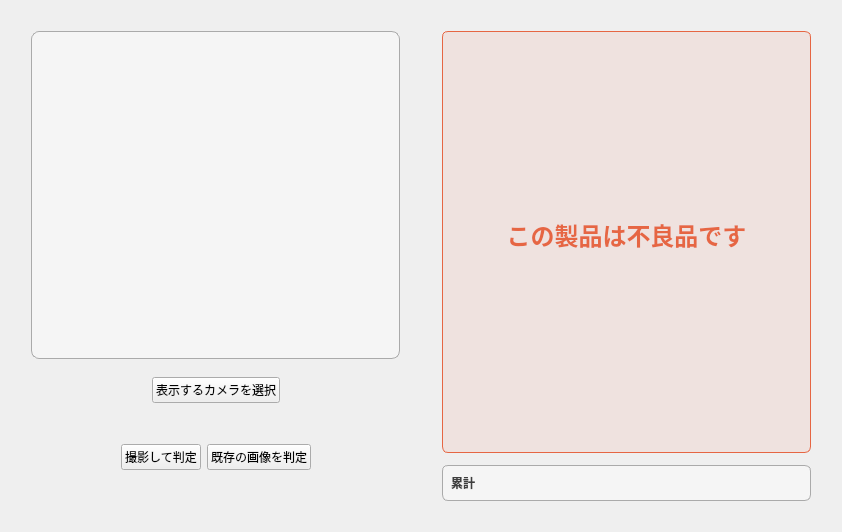
Old version of the form src/main/python/view/ui/inspection.ui in the repository RUTILEA/SDTest.
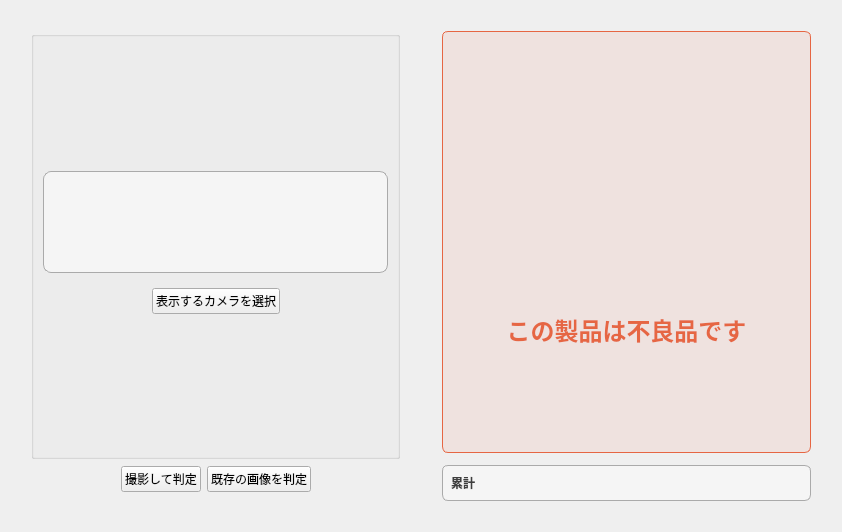
New version of the form. The open tabs and pages were chosen to show the change. Icons and pictures are not drawn. Custom widgets are drawn as their Qt base class.

What changed in the file:
```diff
--- a/src/main/python/view/ui/inspection.ui
+++ b/src/main/python/view/ui/inspection.ui
@@ -56,6 +56,25 @@
      <item>
       <layout class="QVBoxLayout" name="verticalLayout">
        <item>
+        <widget class="QGroupBox" name="groupBox">
+         <property name="title">
+          <string/>
+         </property>
+         <layout class="QVBoxLayout" name="verticalLayout_7">
+          <item>
+           <spacer name="verticalSpacer_7">
+            <property name="orientation">
+             <enum>Qt::Vertical</enum>
+            </property>
+            <property name="sizeHint" stdset="0">
+             <size>
+              <width>20</width>
+              <height>40</height>
+             </size>
+            </property>
+           </spacer>
+          </item>
+          <item>
         <widget class="QCameraViewFinderWithGuide" name="camera_preview" native="true">
          <property name="styleSheet">
           <string notr="true">background-color: #f5f5f5;
@@ -73,13 +92,13 @@
          <property name="minimumSize">
           <size>
            <width>0</width>
-           <height>50</height>
+              <height>0</height>
           </size>
          </property>
          <property name="maximumSize">
           <size>
            <width>16777215</width>
-           <height>50</height>
+              <height>16777215</height>
           </size>
          </property>
          <layout class="QHBoxLayout" name="horizontalLayout_3">
@@ -129,17 +148,33 @@
         </widget>
        </item>
        <item>
+           <spacer name="verticalSpacer_8">
+            <property name="orientation">
+             <enum>Qt::Vertical</enum>
+            </property>
+            <property name="sizeHint" stdset="0">
+             <size>
+              <width>20</width>
+              <height>40</height>
+             </size>
+            </property>
+           </spacer>
+          </item>
+         </layout>
+        </widget>
+       </item>
+       <item>
         <widget class="QWidget" name="horizontalWidget" native="true">
          <property name="minimumSize">
           <size>
            <width>0</width>
-           <height>80</height>
+           <height>0</height>
           </size>
          </property>
          <property name="maximumSize">
           <size>
            <width>16777215</width>
-           <height>80</height>
+           <height>16777215</height>
           </size>
          </property>
          <property name="styleSheet">
@@ -390,7 +425,34 @@
             </spacer>
            </item>
            <item>
+            <layout class="QHBoxLayout" name="horizontalLayout_6">
+             <item>
+              <spacer name="horizontalSpacer">
+               <property name="orientation">
+                <enum>Qt::Horizontal</enum>
+               </property>
+               <property name="sizeHint" stdset="0">
+                <size>
+                 <width>40</width>
+                 <height>20</height>
+                </size>
+               </property>
+              </spacer>
+             </item>
+             <item>
             <widget class="QLabel" name="ng_image">
+               <property name="minimumSize">
+                <size>
+                 <width>140</width>
+                 <height>140</height>
+                </size>
+               </property>
+               <property name="maximumSize">
+                <size>
+                 <width>140</width>
+                 <height>140</height>
+                </size>
+               </property>
              <property name="styleSheet">
               <string notr="true">color: #e66643;
 border: none;
@@ -403,6 +465,34 @@
               <set>Qt::AlignCenter</set>
              </property>
             </widget>
+             </item>
+             <item>
+              <spacer name="horizontalSpacer_8">
+               <property name="orientation">
+                <enum>Qt::Horizontal</enum>
+               </property>
+               <property name="sizeHint" stdset="0">
+                <size>
+                 <width>40</width>
+                 <height>20</height>
+                </size>
+               </property>
+              </spacer>
+             </item>
+            </layout>
+           </item>
+           <item>
+            <spacer name="verticalSpacer_9">
+             <property name="orientation">
+              <enum>Qt::Vertical</enum>
+             </property>
+             <property name="sizeHint" stdset="0">
+              <size>
+               <width>20</width>
+               <height>40</height>
+              </size>
+             </property>
+            </spacer>
            </item>
            <item>
             <widget class="QLabel" name="NG_message_label">
@@ -414,8 +504,7 @@
               </font>
              </property>
              <property name="styleSheet">
-              <string notr="true">margin: 4px 0;
-color: #e66643;
+              <string notr="true">color: #e66643;
 border: none;
 background-color: transparent;</string>
              </property>
@@ -430,7 +519,7 @@
            <item>
             <widget class="QLabel" name="ng_score">
              <property name="styleSheet">
-              <string notr="true">color: #aaaaaa;
+              <string notr="true">color: #777777;
 background-color: #00000000;
 border: none;</string>
              </property>
```
Lines whose indentation alone changed are shown as unchanged.
